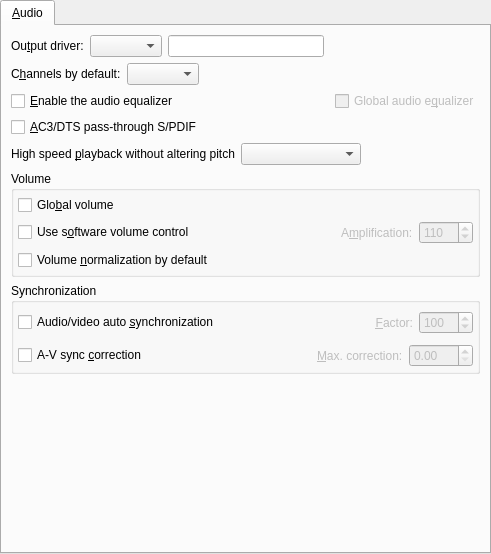
The window that src/gui/pref/audio.ui (wilbert2000/wzplayer) describes before a commit, drawn with Qt 5.
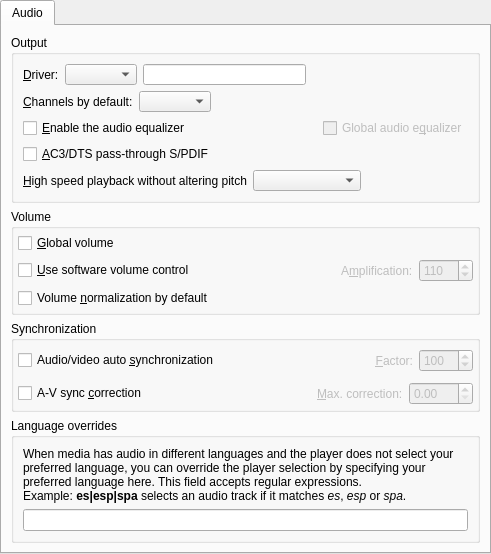
The same window after the commit. Custom widgets are drawn as their Qt base class.

Commit message: Moved preferred audio language from general to audio section

```diff
--- a/src/gui/pref/audio.ui
+++ b/src/gui/pref/audio.ui
@@ -24,15 +24,21 @@
      </property>
      <widget class="QWidget" name="audio_tab">
       <attribute name="title">
-       <string>&amp;Audio</string>
+       <string>Audio</string>
       </attribute>
       <layout class="QVBoxLayout" name="verticalLayout">
        <item>
+        <widget class="QGroupBox" name="output_group">
+         <property name="title">
+          <string>Output</string>
+         </property>
+         <layout class="QVBoxLayout" name="verticalLayout_3">
+          <item>
         <layout class="QHBoxLayout">
          <item>
           <widget class="QLabel" name="ao_label">
            <property name="text">
-            <string>Ou&amp;tput driver:</string>
+               <string>&amp;Driver:</string>
            </property>
            <property name="wordWrap">
             <bool>false</bool>
@@ -84,7 +90,7 @@
          <item>
           <widget class="QLabel" name="label">
            <property name="text">
-            <string>C&amp;hannels by default:</string>
+               <string>&amp;Channels by default:</string>
            </property>
            <property name="buddy">
             <cstring>channels_combo</cstring>
@@ -110,7 +116,7 @@
         </layout>
        </item>
        <item>
-        <layout class="QHBoxLayout" name="horizontalLayout">
+           <layout class="QHBoxLayout" name="equalizer_layout">
          <item>
           <widget class="QCheckBox" name="audio_equalizer_check">
            <property name="text">
@@ -161,7 +167,7 @@
          <item>
           <widget class="QLabel" name="label_6">
            <property name="text">
-            <string>High speed &amp;playback without altering pitch</string>
+               <string>&amp;High speed playback without altering pitch</string>
            </property>
            <property name="buddy">
             <cstring>scaletempo_combo</cstring>
@@ -193,6 +199,9 @@
          </item>
         </layout>
        </item>
+         </layout>
+        </widget>
+       </item>
        <item>
         <widget class="QGroupBox" name="groupBox_4">
          <property name="title">
@@ -205,7 +214,7 @@
           <item>
            <widget class="QCheckBox" name="global_volume_check">
             <property name="text">
-             <string>Glo&amp;bal volume</string>
+             <string>&amp;Global volume</string>
             </property>
            </widget>
           </item>
@@ -220,7 +229,7 @@
             <item>
              <widget class="QCheckBox" name="softvol_check">
               <property name="text">
-               <string>Use s&amp;oftware volume control</string>
+               <string>&amp;Use software volume control</string>
               </property>
              </widget>
             </item>
@@ -406,13 +415,35 @@
         </widget>
        </item>
        <item>
-        <spacer>
+        <widget class="QGroupBox" name="language_group">
+         <property name="title">
+          <string>Language overrides</string>
+         </property>
+         <layout class="QVBoxLayout" name="verticalLayout_2">
+          <item>
+           <widget class="QLabel" name="language_label">
+            <property name="text">
+             <string>&lt;html&gt;&lt;head/&gt;&lt;body&gt;&lt;p&gt;When media has audio in different languages and the player does not select your preferred language, you can override the player selection by specifying your preferred language here. This field accepts regular expressions.&lt;br/&gt;Example: &lt;span style=&quot; font-weight:600;&quot;&gt;es|esp|spa&lt;/span&gt; selects an audio track if it matches &lt;span style=&quot; font-style:italic;&quot;&gt;es&lt;/span&gt;, &lt;span style=&quot; font-style:italic;&quot;&gt;esp&lt;/span&gt; or &lt;span style=&quot; font-style:italic;&quot;&gt;spa&lt;/span&gt;.&lt;/p&gt;&lt;/body&gt;&lt;/html&gt;</string>
+            </property>
+            <property name="wordWrap">
+             <bool>true</bool>
+            </property>
+            <property name="buddy">
+             <cstring>language_edit</cstring>
+            </property>
+           </widget>
+          </item>
+          <item>
+           <widget class="QLineEdit" name="language_edit"/>
+          </item>
+         </layout>
+        </widget>
+       </item>
+       <item>
+        <spacer name="verticalSpacer">
          <property name="orientation">
           <enum>Qt::Vertical</enum>
          </property>
-         <property name="sizeType">
-          <enum>QSizePolicy::Expanding</enum>
-         </property>
          <property name="sizeHint" stdset="0">
           <size>
            <width>20</width>
```
Left out of the diff: 9 changed lines with no effect on the pictures. Lines whose indentation alone changed are shown as unchanged. The commit also changes 7 other files.
